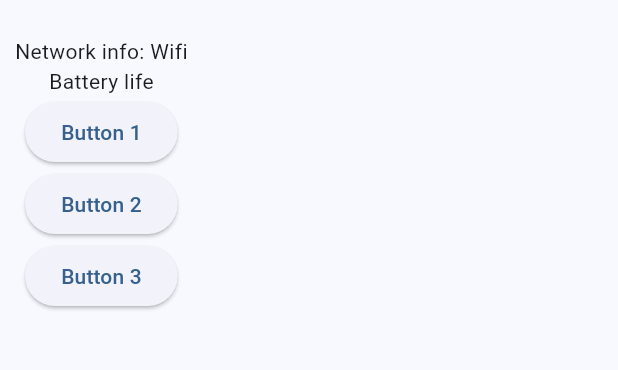
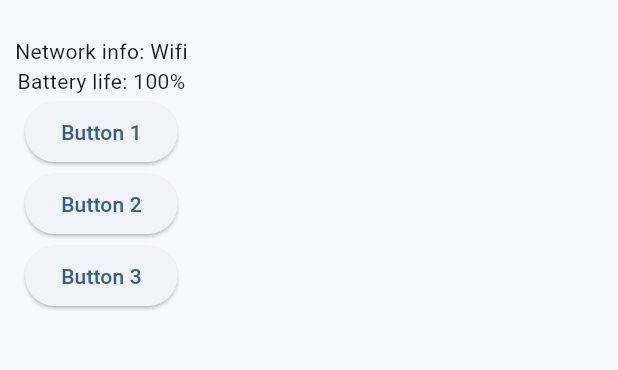
Before and after one commit to CptFlashbang/mad_assignment_03, a Flutter app: the screen it shows after launch, after a tap on "Settings", on a phone screen of 412 x 824 dp, the part 63-433 px from its top. Run offline on Flutter 3.47's test engine with Material 3 defaults, Android fonts, the phone set to English and light mode, and no system bars; our stand-ins replace battery_plus, connectivity_plus, google_maps_flutter, sqflite; accounts and stored records are empty; network calls fail.

Commit message:
Update SettingsPage to include battery level information

```diff
--- a/lib/pages/Settings.dart
+++ b/lib/pages/Settings.dart
@@ -1,6 +1,7 @@
 import 'package:flutter/material.dart';
 import 'package:connectivity_plus/connectivity_plus.dart';
 import 'package:flutter/services.dart';
+import 'package:battery_plus/battery_plus.dart';
 import 'dart:async';
 
 class SettingsPage extends StatefulWidget {
@@ -8,6 +9,7 @@ class SettingsPage extends StatefulWidget {
   static Route<dynamic> route() => MaterialPageRoute(
         builder: (context) => const SettingsPage(),
       );
+
   @override
   _SettingsPageState createState() => _SettingsPageState();
 }
@@ -18,13 +20,16 @@ class _SettingsPageState extends State<SettingsPage> {
   final Connectivity _connectivity = Connectivity();
   late StreamSubscription<ConnectivityResult> _connectivitySubscription;
 
+  final Battery _battery = Battery();
+  String _batteryLevel = 'Unknown battery level';
+
   @override
   void initState() {
     super.initState();
     initConnectivity();
-
     _connectivitySubscription =
         _connectivity.onConnectivityChanged.listen(_updateConnectionStatus);
+    initBatteryLevel();
   }
 
   @override
@@ -33,10 +38,8 @@ class _SettingsPageState extends State<SettingsPage> {
     super.dispose();
   }
 
-  // Platform messages are asynchronous, so we initialize in an async method.
   Future<void> initConnectivity() async {
     late ConnectivityResult result;
-    // Platform messages may fail, so we use a try/catch PlatformException.
     try {
       result = await _connectivity.checkConnectivity();
     } on PlatformException catch (e) {
@@ -44,15 +47,14 @@ class _SettingsPageState extends State<SettingsPage> {
       return;
     }
 
-    // If the widget was removed from the tree while the asynchronous platform
-    // message was in flight, we want to discard the reply rather than calling
-    // setState to update our non-existent appearance.
     if (!mounted) {
       return Future.value(null);
     }
 
     return _updateConnectionStatus(result);
   }
+
+
 
   Future<void> _updateConnectionStatus(ConnectivityResult result) async {
     setState(() {
@@ -64,8 +66,21 @@ class _SettingsPageState extends State<SettingsPage> {
       } else if (_connectionStatus == ConnectivityResult.none) {
         _connText = "No connection";
       } else {
-        _connText = "someat else";
+      _connText = "someat else";
       }
+    });
+  }
+
+  Future<void> initBatteryLevel() async {
+    int batteryLevel;
+    try {
+      batteryLevel = await _battery.batteryLevel;
+    } catch (e) {
+      batteryLevel = -1;
+    }
+
+    setState(() {
+      _batteryLevel = batteryLevel == -1 ? 'Failed to get battery level' : '$batteryLevel%';
     });
   }
 
@@ -81,8 +96,8 @@ class _SettingsPageState extends State<SettingsPage> {
         margin: const EdgeInsets.all(10.0),
         child: Column(
           children: [
-            Text('Network info: $_connText'), // Corrected string interpolation
-            Text('Battery life'),
+            Text('Network info: $_connText'),
+            Text('Battery life: $_batteryLevel'),
             ElevatedButton(
               child: const Text("Button 1"),
               onPressed: () {
```
